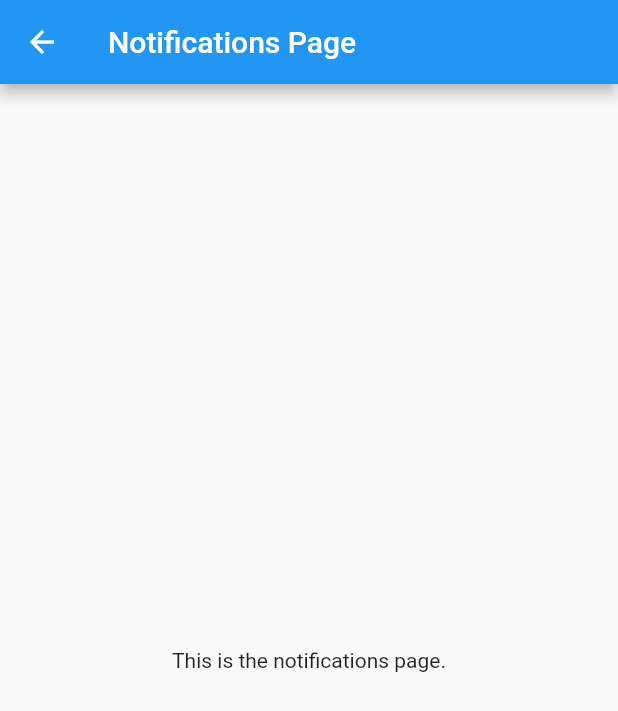
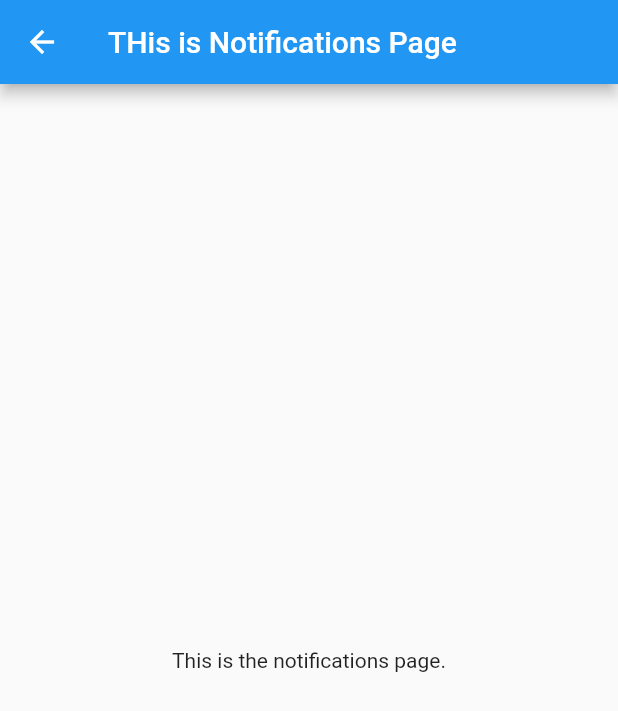
Before and after one commit to varunnnnsonii/flutter__vigilance, a Flutter app: the NotificationsPage screen opened directly, on a phone screen of 412 x 824 dp. Shown: the top 711 px of the screen. Run offline on Flutter 3.47's test engine with Material 2 defaults, Android fonts, the phone set to English and light mode, and no system bars; our stand-ins replace geolocator, google_maps_flutter; missing offline and left inert: google_maps_webservice.

Commit message:
16 change2varun

```diff
--- a/lib/main.dart
+++ b/lib/main.dart
@@ -185,7 +185,7 @@ class NotificationsPage extends StatelessWidget {
   Widget build(BuildContext context) {
     return Scaffold(
       appBar: AppBar(
-        title: Text('Notifications Page'),
+        title: Text('THis is Notifications Page'),
       ),
       body: Center(
         child: Text('This is the notifications page.'),
```
